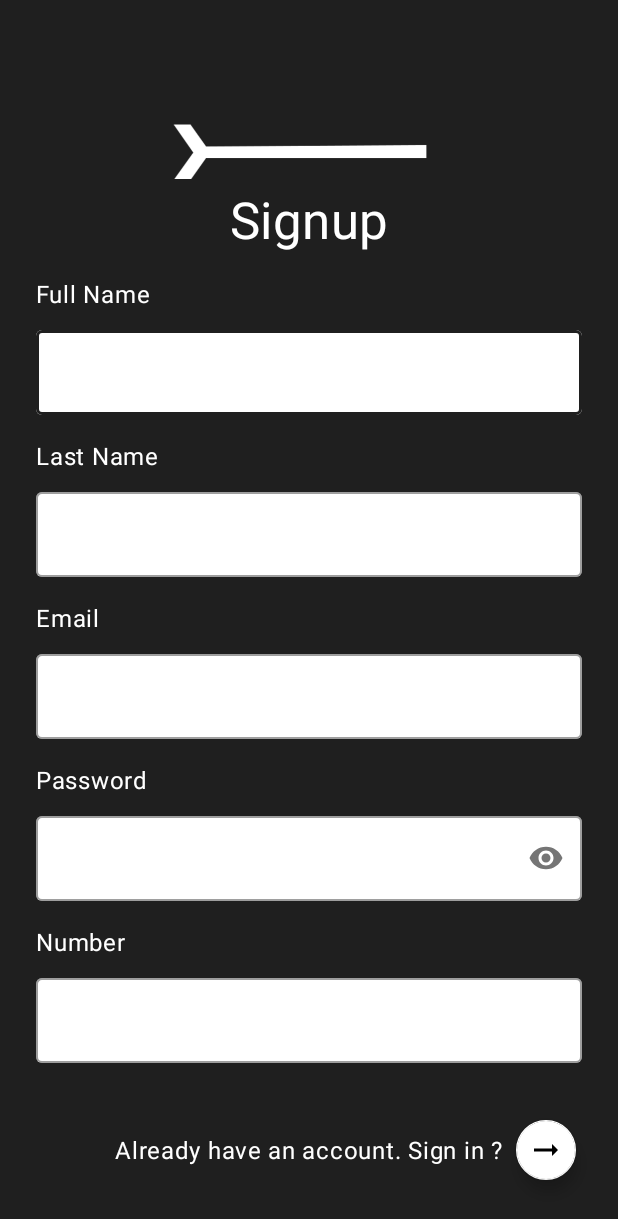
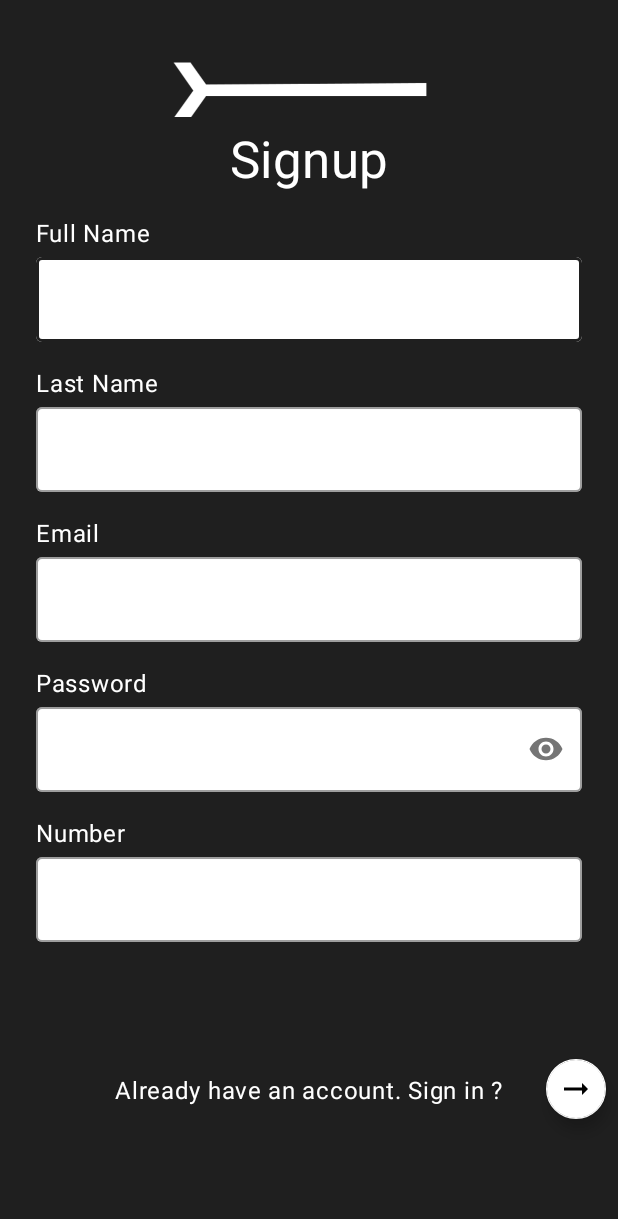
Before and after one commit to arsalanfakhar/Seklo, an Android app: the screen it shows after launch (SignupActivity), after a tap on "Dont have an account. Sign up ?", on a phone screen of 412 x 824 dp. Shown: the top 1219 px of the screen. Run offline under Robolectric (Android 15) with nearby library versions, the phone set to English and light mode, and no system bars; 1 other tap on this screen came first.

Commit message:
20 per login signup done

```diff
--- a/app/build.gradle
+++ b/app/build.gradle
@@ -60,4 +60,5 @@ dependencies {
     //Circular Image View
     implementation 'de.hdodenhof:circleimageview:3.1.0'
 
+    implementation "com.squareup.okhttp3:logging-interceptor:4.8.1"
 }
--- a/app/src/main/AndroidManifest.xml
+++ b/app/src/main/AndroidManifest.xml
@@ -1,6 +1,9 @@
 <?xml version="1.0" encoding="utf-8"?>
 <manifest xmlns:android="http://schemas.android.com/apk/res/android"
     package="com.trulyfuture.seklo">
+
+    <uses-permission android:name="android.permission.INTERNET"/>
+
 
     <application
         android:allowBackup="true"
--- a/app/src/main/java/com/trulyfuture/seklo/database/retrofit/RetrofitService.java
+++ b/app/src/main/java/com/trulyfuture/seklo/database/retrofit/RetrofitService.java
@@ -1,6 +1,8 @@
 package com.trulyfuture.seklo.database.retrofit;
 
 
+import okhttp3.OkHttpClient;
+import okhttp3.logging.HttpLoggingInterceptor;
 import retrofit2.Retrofit;
 import retrofit2.converter.gson.GsonConverterFactory;
 
@@ -8,12 +10,20 @@ public class RetrofitService {
 
     private static final String BASE_URL = "https://seklonew.uc.r.appspot.com/";
 
+    public static HttpLoggingInterceptor loggingInterceptor=new HttpLoggingInterceptor().setLevel(HttpLoggingInterceptor.Level.BODY);
+
+    public static OkHttpClient client=new OkHttpClient.Builder()
+            .addInterceptor(loggingInterceptor)
+            .build();
+
     private static final Retrofit retrofit = new Retrofit.Builder()
             .baseUrl(BASE_URL)
             .addConverterFactory(GsonConverterFactory.create())
+            .client(client)
             .build();
 
     public static SeekloApiInterface getInterface(){
         return retrofit.create(SeekloApiInterface.class);
     }
+
 }
--- a/app/src/main/java/com/trulyfuture/seklo/database/retrofit/SeekloApiInterface.java
+++ b/app/src/main/java/com/trulyfuture/seklo/database/retrofit/SeekloApiInterface.java
@@ -2,6 +2,7 @@ package com.trulyfuture.seklo.database.retrofit;
 
 import com.trulyfuture.seklo.models.Results;
 import com.trulyfuture.seklo.models.Users;
+import com.trulyfuture.seklo.models.UsersShort;
 
 import retrofit2.Call;
 import retrofit2.http.Body;
@@ -10,7 +11,7 @@ import retrofit2.http.POST;
 public interface SeekloApiInterface {
 
     @POST("users")
-    Call<Results> createUser(@Body Users user);
+    Call<Results> createUser(@Body UsersShort user);
 
 
 
--- a/app/src/main/java/com/trulyfuture/seklo/models/Results.java
+++ b/app/src/main/java/com/trulyfuture/seklo/models/Results.java
@@ -10,7 +10,7 @@ public class Results {
 
     @SerializedName("code")
     @Expose
-    private Integer code;
+    private int code;
 
     @SerializedName("message")
     @Expose
--- a/app/src/main/java/com/trulyfuture/seklo/repository/SeekloRepository.java
+++ b/app/src/main/java/com/trulyfuture/seklo/repository/SeekloRepository.java
@@ -8,6 +8,7 @@ import com.trulyfuture.seklo.database.retrofit.RetrofitService;
 import com.trulyfuture.seklo.database.retrofit.SeekloApiInterface;
 import com.trulyfuture.seklo.models.Results;
 import com.trulyfuture.seklo.models.Users;
+import com.trulyfuture.seklo.models.UsersShort;
 
 import retrofit2.Call;
 import retrofit2.Callback;
@@ -23,7 +24,7 @@ public class SeekloRepository {
         apiInterface = RetrofitService.getInterface();
     }
 
-    public MutableLiveData<Results> createUser(Users user) {
+    public MutableLiveData<Results> createUser(UsersShort user) {
         MutableLiveData<Results> data = new MutableLiveData<>();
 
         Call<Results> resultsCall = apiInterface.createUser(user);
--- a/app/src/main/java/com/trulyfuture/seklo/viewmodels/LoginViewModel.java
+++ b/app/src/main/java/com/trulyfuture/seklo/viewmodels/LoginViewModel.java
@@ -9,6 +9,7 @@ import androidx.lifecycle.LiveData;
 
 import com.trulyfuture.seklo.models.Results;
 import com.trulyfuture.seklo.models.Users;
+import com.trulyfuture.seklo.models.UsersShort;
 import com.trulyfuture.seklo.repository.SeekloRepository;
 
 public class LoginViewModel extends AndroidViewModel {
@@ -20,7 +21,7 @@ public class LoginViewModel extends AndroidViewModel {
         seekloRepository=new SeekloRepository(application);
     }
 
-    public LiveData<Results> createUser(Users user){
+    public LiveData<Results> createUser(UsersShort user){
         return seekloRepository.createUser(user);
     }
 
--- a/app/src/main/res/layout/activity_signup.xml
+++ b/app/src/main/res/layout/activity_signup.xml
@@ -13,7 +13,7 @@
         android:layout_width="wrap_content"
         android:layout_height="wrap_content"
         android:orientation="horizontal"
-        app:layout_constraintGuide_percent="0.1" />
+        app:layout_constraintGuide_percent="0.05" />
 
     <ImageView
         android:id="@+id/imageView2"
@@ -29,7 +29,7 @@
         android:layout_width="wrap_content"
         android:layout_height="wrap_content"
         android:orientation="horizontal"
-        app:layout_constraintGuide_percent="0.15" />
+        app:layout_constraintGuide_percent="0.1" />
 
     <TextView
         android:id="@+id/textView2"
@@ -57,9 +57,7 @@
         style="@style/Widget.MaterialComponents.TextInputLayout.OutlinedBox"
         android:layout_width="0dp"
         android:layout_height="wrap_content"
-        android:layout_marginTop="8dp"
         android:layout_marginEnd="24dp"
-        android:layout_marginRight="24dp"
         app:boxBackgroundColor="@color/white"
         app:layout_constraintEnd_toEndOf="parent"
         app:layout_constraintStart_toStartOf="@+id/textView3"
@@ -87,7 +85,6 @@
         style="@style/Widget.MaterialComponents.TextInputLayout.OutlinedBox"
         android:layout_width="0dp"
         android:layout_height="wrap_content"
-        android:layout_marginTop="8dp"
         app:boxBackgroundColor="@color/white"
         app:layout_constraintEnd_toEndOf="@+id/textInputLayout"
         app:layout_constraintStart_toStartOf="@+id/textInputLayout"
@@ -115,12 +112,10 @@
         style="@style/Widget.MaterialComponents.TextInputLayout.OutlinedBox"
         android:layout_width="0dp"
         android:layout_height="wrap_content"
-        android:layout_marginTop="8dp"
         app:boxBackgroundColor="@color/white"
         app:layout_constraintEnd_toEndOf="@+id/textInputLayout1"
         app:layout_constraintStart_toStartOf="@+id/textInputLayout1"
-        app:layout_constraintTop_toBottomOf="@+id/textView31"
-        >
+        app:layout_constraintTop_toBottomOf="@+id/textView31">
 
         <com.google.android.material.textfield.TextInputEditText
             android:id="@+id/email"
@@ -128,29 +123,6 @@
             android:layout_height="match_parent"
             android:inputType="text" />
     </com.google.android.material.textfield.TextInputLayout>
-
-    <TextView
-        android:id="@+id/signinHintTxt"
-        android:layout_width="wrap_content"
-        android:layout_height="wrap_content"
-        android:text="Already have an account. Sign in ?"
-        android:textAppearance="@style/TextAppearance.MaterialComponents.Body1"
-        app:layout_constraintBottom_toBottomOf="parent"
-        app:layout_constraintEnd_toEndOf="parent"
-        app:layout_constraintStart_toStartOf="parent"
-        app:layout_constraintTop_toBottomOf="@+id/textInputLayout4" />
-
-    <com.google.android.material.floatingactionbutton.FloatingActionButton
-        android:id="@+id/signupBtn"
-        android:layout_width="wrap_content"
-        android:layout_height="wrap_content"
-        android:clickable="true"
-        app:backgroundTint="@color/white"
-        app:fabSize="mini"
-        app:layout_constraintBottom_toBottomOf="parent"
-        app:layout_constraintEnd_toEndOf="@+id/textInputLayout1"
-        app:layout_constraintTop_toBottomOf="@+id/textInputLayout4"
-        app:srcCompat="@drawable/ic_next_arrow" />
 
     <TextView
         android:id="@+id/textView32"
@@ -167,7 +139,6 @@
         style="@style/Widget.MaterialComponents.TextInputLayout.OutlinedBox"
         android:layout_width="0dp"
         android:layout_height="wrap_content"
-        android:layout_marginTop="8dp"
         app:boxBackgroundColor="@color/white"
         app:layout_constraintEnd_toEndOf="@+id/textInputLayout1"
         app:layout_constraintStart_toStartOf="@+id/textInputLayout1"
@@ -196,7 +167,6 @@
         style="@style/Widget.MaterialComponents.TextInputLayout.OutlinedBox"
         android:layout_width="0dp"
         android:layout_height="wrap_content"
-        android:layout_marginTop="8dp"
         app:boxBackgroundColor="@color/white"
         app:layout_constraintEnd_toEndOf="@+id/textInputLayout1"
         app:layout_constraintStart_toStartOf="@+id/textInputLayout1"
@@ -209,4 +179,28 @@
             android:inputType="number" />
     </com.google.android.material.textfield.TextInputLayout>
 
+    <TextView
+        android:id="@+id/signinHintTxt"
+        android:layout_width="wrap_content"
+        android:layout_height="wrap_content"
+        android:text="Already have an account. Sign in ?"
+        android:textAppearance="@style/TextAppearance.MaterialComponents.Body1"
+        app:layout_constraintBottom_toBottomOf="parent"
+        app:layout_constraintEnd_toEndOf="parent"
+        app:layout_constraintStart_toStartOf="parent"
+        app:layout_constraintTop_toBottomOf="@+id/textInputLayout4" />
+
+    <com.google.android.material.floatingactionbutton.FloatingActionButton
+        android:id="@+id/signupBtn"
+        android:layout_width="wrap_content"
+        android:layout_height="wrap_content"
+        android:layout_marginEnd="4dp"
+        android:clickable="true"
+        app:backgroundTint="@color/white"
+        app:fabSize="mini"
+        app:layout_constraintBottom_toBottomOf="parent"
+        app:layout_constraintEnd_toEndOf="parent"
+        app:layout_constraintTop_toBottomOf="@+id/textInputLayout4"
+        app:srcCompat="@drawable/ic_next_arrow" />
+
 </androidx.constraintlayout.widget.ConstraintLayout>
```
Also changed, not shown: app/src/main/java/com/trulyfuture/seklo/activities/SignupActivity.java (+63 -3 lines), app/src/main/java/com/trulyfuture/seklo/models/UsersShort.java (added, +77 -0 lines).
